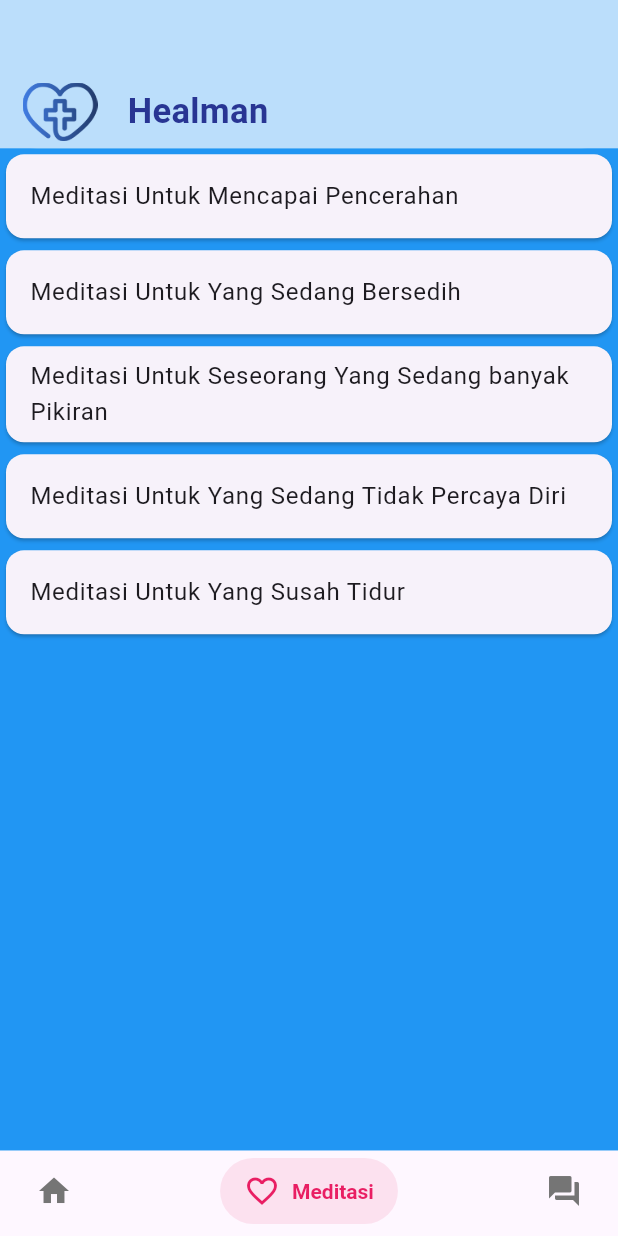
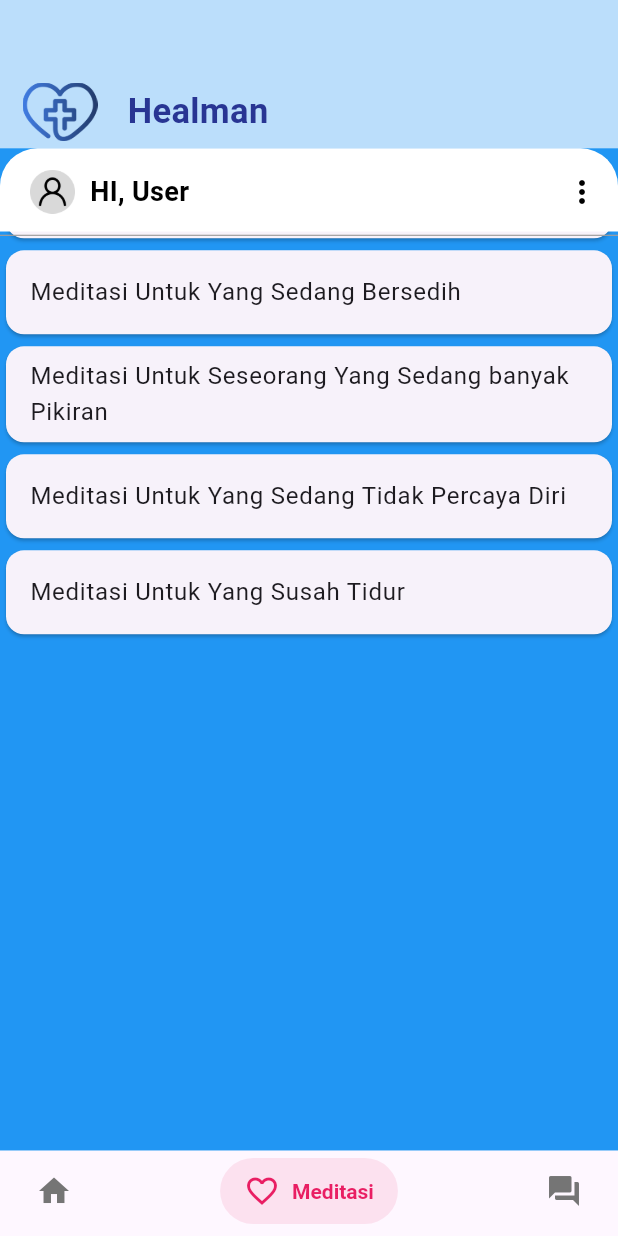
Before and after one commit to raihanr18/MentalAwareness-App, a Flutter app: the HomePage screen opened directly, item 2 of the bottom bar chosen, on a phone screen of 412 x 824 dp. Run offline on Flutter 3.47's test engine with Material 3 defaults, Android fonts, the phone set to English and light mode, and no system bars; drawn by our look-alikes of salomon_bottom_bar; our stand-ins replace audioplayers, cloud_firestore, connectivity_plus, firebase_auth, firebase_core, google_sign_in and 2 more; accounts and stored records are empty; network calls fail; Roboto replaces fonts that are missing (Poppins-SemiBold).

Commit message:
Add app bar on home page and create utils for rounded widget

```diff
--- a/lib/main.dart
+++ b/lib/main.dart
@@ -42,7 +42,7 @@ class MyApp extends StatelessWidget {
       ],
       child: const MaterialApp(
         debugShowCheckedModeBanner: false,
-        home: SplashScreen(),
+        home: HomePage(),
 
         // For testing only
         routes: {
--- a/lib/pages/home.dart
+++ b/lib/pages/home.dart
@@ -2,6 +2,7 @@ import 'package:flutter/material.dart';
 import 'package:healman_mental_awareness/pages/meditasi.dart';
 import 'package:healman_mental_awareness/pages/news_portal.dart';
 import 'package:healman_mental_awareness/pages/quiz.dart';
+import 'package:healman_mental_awareness/utils/rounded_widget.dart';
 import 'package:salomon_bottom_bar/salomon_bottom_bar.dart';
 
 class HomePage extends StatefulWidget {
@@ -55,16 +56,14 @@ class _HomePageState extends State<HomePage> {
                         )
                       ],
                     ),
-                      )
+                  ),
                 ],
               ),
             ),
+            Stack(
+              children: [
                 Container(
-                decoration: const BoxDecoration(
-                    color: Colors.white,
-                    borderRadius: BorderRadius.only(
-                        topLeft: Radius.circular(25),
-                        topRight: Radius.circular(25))),
+                  decoration: roundedWidget(),
                   height: height * 0.8108,
                   width: width,
                   child: IndexedStack(
@@ -74,11 +73,75 @@ class _HomePageState extends State<HomePage> {
                       MeditasiPage(),
                       QuizPage(),
                     ],
-                )
+                  ),
+                ),
+                Column(
+                  crossAxisAlignment: CrossAxisAlignment.start,
+                  children: [
+                    Container(
+                      decoration: roundedWidget(),
+
+                      child: Padding(
+                        padding: const EdgeInsets.only(
+                          top: 5,
+                          left: 20,
+                          bottom: 2.5,
+                        ),
+                        child: Row(
+                          children: [
+                            Image.asset(
+                              'assets/user.png',
+                              width: 30,
+                            ),
+                            const SizedBox(width: 10),
+                            const Text(
+                              'HI, User',
+                              style: TextStyle(
+                                color: Colors.black,
+                                fontSize: 18,
+                                fontWeight: FontWeight.w700,
+                                fontFamily: 'Poppins-SemiBold',
+                              ),
+                            ),
+                            const Spacer(),
+                            PopupMenuButton<String>(
+                              icon: const Icon(Icons.more_vert,
+                                  color: Colors.black),
+                              onSelected: (String result) {
+                                print('Selected: $result');
+                              },
+                              itemBuilder: (BuildContext context) =>
+                                  <PopupMenuEntry<String>>[
+                                const PopupMenuItem<String>(
+                                  value: 'profile',
+                                  child: Text('Profile'),
+                                ),
+                                const PopupMenuItem<String>(
+                                  value: 'tentang_kami',
+                                  child: Text('Tentang Kami'),
+                                ),
+                                const PopupMenuItem<String>(
+                                  value: 'logout',
+                                  child: Text('Logout'),
                                 ),
                               ],
-          )),
-
+                            ),
+                          ],
+                        ),
+                      ),
+                    ),
+                    const Divider(
+                      color: Colors.grey,
+                      thickness: 0.8,
+                      height: 5,
+                    ),
+                  ],
+                ),
+              ],
+            ),
+          ],
+        ),
+      ),
       bottomNavigationBar: SalomonBottomBar(
         currentIndex: _selectedIndex,
         selectedItemColor: const Color(0xff6200ee),
@@ -88,7 +151,8 @@ class _HomePageState extends State<HomePage> {
             _selectedIndex = index;
           });
         },
-          items: _navBarItems),
+        items: _navBarItems,
+      ),
     );
   }
 
--- a/lib/pages/news_portal.dart
+++ b/lib/pages/news_portal.dart
@@ -59,7 +59,9 @@ class _NewsPortalState extends State<NewsPortal> {
   Widget build(BuildContext context) {
     return Scaffold(
       backgroundColor: Colors.transparent,
-      body: Center(
+      body: Padding(
+        padding: const EdgeInsets.only(top: 25),
+        child: Center(
           child: Container(
             constraints: const BoxConstraints(maxWidth: 400),
             child: ListView.builder(
@@ -129,6 +131,7 @@ class _NewsPortalState extends State<NewsPortal> {
             ),
           ),
         ),
+      ),
     );
   }
 }
--- /dev/null
+++ b/lib/utils/rounded_widget.dart
@@ -0,0 +1,11 @@
+import 'package:flutter/material.dart';
+
+BoxDecoration roundedWidget({Color color = Colors.white, double radius = 25.0}) {
+  return BoxDecoration(
+    color: color,
+    borderRadius: BorderRadius.only(
+      topLeft: Radius.circular(radius),
+      topRight: Radius.circular(radius),
+    ),
+  );
+}
--- a/pubspec.yaml
+++ b/pubspec.yaml
@@ -20,15 +20,15 @@ dependencies:
   cloud_firestore: ^4.14.0
   firebase_analytics: ^10.8.0
 
+  http: ^1.2.0
   provider: ^6.1.1
   google_sign_in: ^6.2.1
   cupertino_icons: ^1.0.2
   connectivity_plus: ^5.0.2
   shared_preferences: ^2.2.2
+  salomon_bottom_bar: ^3.3.2
   rounded_loading_button: ^2.1.0
   font_awesome_icon_class: ^0.0.6
-  salomon_bottom_bar: ^3.3.2
-  http: ^1.2.0
 
 dev_dependencies:
   flutter_test:
```
Also changed, not shown: assets/user.png (added). Lines whose indentation alone changed are shown as unchanged.
